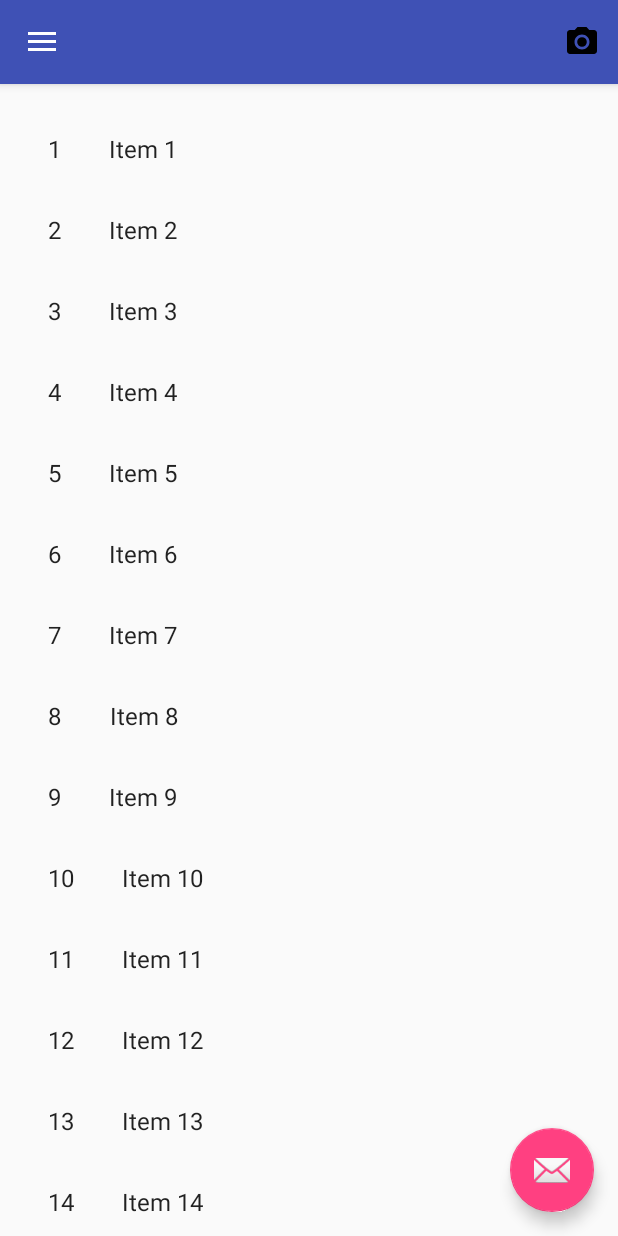
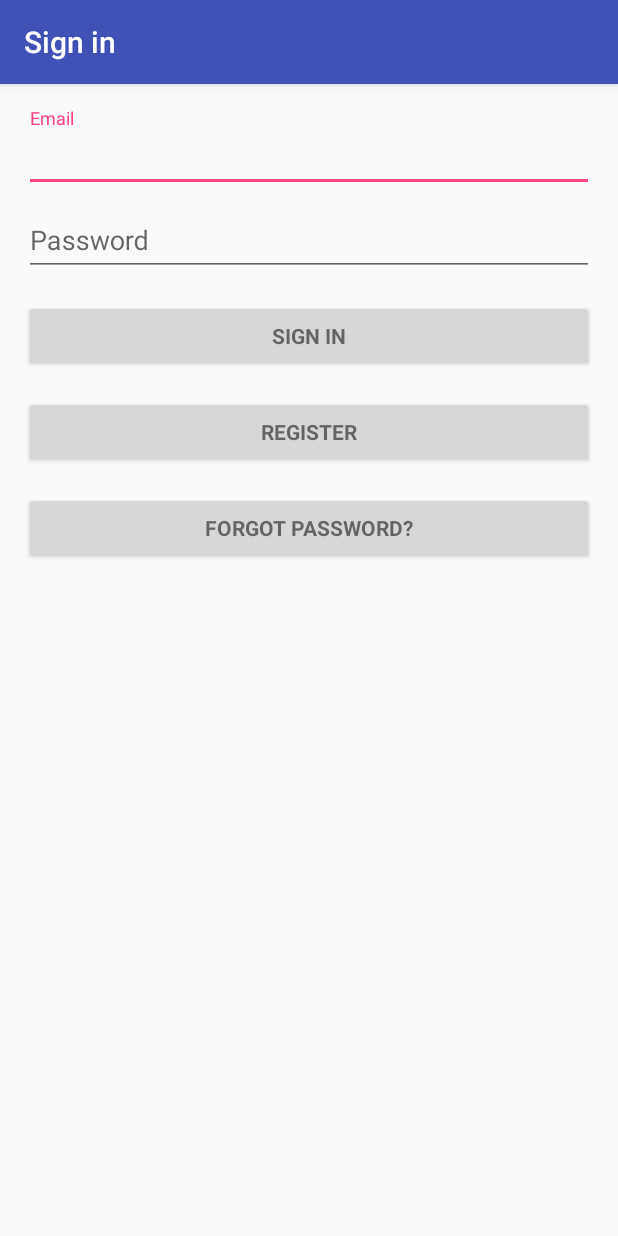
Before and after one commit to rithvikl/Project18, an Android app: the screen it shows after launch (MainActivity before the commit, LoginActivity after it), on a phone screen of 412 x 824 dp. Run offline under Robolectric (Android 15) with nearby library versions, the phone set to English and light mode, and no system bars; 2 statements that could not run were skipped.

Commit message:
In theory the use can log in but I'm still working on the php file.
The register fragment is overlaying the login and not replacing it. It will probably have to be a separate activity. Will continue to work on it but all the buttons and fields are working.

```diff
--- a/app/build.gradle
+++ b/app/build.gradle
@@ -22,10 +22,10 @@ android {
 dependencies {
     compile fileTree(include: ['*.jar'], dir: 'libs')
     testCompile 'junit:junit:4.12'
+    compile files('libs/flickrj-android-2.1.0.jar')
     compile 'com.android.support:appcompat-v7:23.3.0'
     compile 'com.android.support:design:23.3.0'
     compile 'com.android.support:support-v4:23.3.0'
     compile 'com.google.android.gms:play-services-appindexing:8.1.0'
     compile 'com.android.support:recyclerview-v7:23.3.0'
-    compile files('libs/flickrj-android-2.1.0.jar')
 }
--- a/app/src/main/java/tcss450/uw/edu/project18/Driver.java
+++ b/app/src/main/java/tcss450/uw/edu/project18/Driver.java
@@ -16,6 +16,8 @@ import java.util.Date;
 import java.util.regex.Pattern;
 
 /**
+ * This class holds miscellaneous functions for concurrency
+ * across activities and fragments.
  * Created by Mindy on 4/20/2016.
  */
 public class Driver {
--- a/app/src/main/java/tcss450/uw/edu/project18/EditProfileTask.java
+++ b/app/src/main/java/tcss450/uw/edu/project18/EditProfileTask.java
@@ -34,6 +34,10 @@ public class EditProfileTask extends AsyncTask<String, Void, String> {
      */
     private EditProfileFragment.EditProfileListener epl;
 
+    /**
+     *
+     * @param epl
+     */
     public EditProfileTask(EditProfileFragment.EditProfileListener epl) {
         super();
         this.epl = epl;
--- a/app/src/main/java/tcss450/uw/edu/project18/MainActivity.java
+++ b/app/src/main/java/tcss450/uw/edu/project18/MainActivity.java
@@ -27,7 +27,7 @@ public class MainActivity extends AppCompatActivity
 
     private SharedPreferences mShared;
 
-    //hiding the toolbar
+    //hiding the toolbar and fab
     //https://mzgreen.github.io/2015/06/23/How-to-hideshow-Toolbar-when-list-is-scrolling%28part3%29/
 
     //TODO read the user preferences and use them to access flickr
@@ -39,6 +39,7 @@ public class MainActivity extends AppCompatActivity
         Toolbar toolbar = (Toolbar) findViewById(R.id.toolbar);
         setSupportActionBar(toolbar);
 
+        //TODO do we want to have this add events?
         FloatingActionButton fab = (FloatingActionButton) findViewById(R.id.fab);
         fab.setOnClickListener(new View.OnClickListener() {
             @Override
@@ -85,13 +86,14 @@ public class MainActivity extends AppCompatActivity
         int id = item.getItemId();
 
         //noinspection SimplifiableIfStatement
-        if (id == R.id.action_settings) {
+        if (id == R.id.menu_camera) {
             return true;
         }
 
         return super.onOptionsItemSelected(item);
     }
 
+    //TODO do things in the buttons here
     @SuppressWarnings("StatementWithEmptyBody")
     @Override
     public boolean onNavigationItemSelected(MenuItem item) {
--- a/app/src/main/res/layout/activity_login.xml
+++ b/app/src/main/res/layout/activity_login.xml
@@ -1,97 +1,12 @@
-<LinearLayout xmlns:android="http://schemas.android.com/apk/res/android"
+<android.support.design.widget.CoordinatorLayout
+    xmlns:android="http://schemas.android.com/apk/res/android"
+    xmlns:app="http://schemas.android.com/apk/res-auto"
     xmlns:tools="http://schemas.android.com/tools"
     android:layout_width="match_parent"
     android:layout_height="match_parent"
-    android:gravity="center_horizontal"
-    android:orientation="vertical"
-    android:paddingBottom="@dimen/activity_vertical_margin"
-    android:paddingLeft="@dimen/activity_horizontal_margin"
-    android:paddingRight="@dimen/activity_horizontal_margin"
-    android:paddingTop="@dimen/activity_vertical_margin"
-    tools:context="tcss450.uw.edu.project18.LoginActivity"
-    >
+    android:fitsSystemWindows="true"
+    tools:context="tcss450.uw.edu.project18.LoginActivity">
 
-    <!-- Login progress -->
-    <ProgressBar
-        android:id="@+id/login_progress"
-        style="?android:attr/progressBarStyleLarge"
-        android:layout_width="wrap_content"
-        android:layout_height="wrap_content"
-        android:layout_marginBottom="8dp"
-        android:visibility="gone" />
+    <include layout="@layout/content_login" />
 
-    <ScrollView
-        android:id="@+id/login_form"
-        android:layout_width="match_parent"
-        android:layout_height="match_parent">
-
-        <LinearLayout
-            android:id="@+id/email_login_form"
-            android:layout_width="match_parent"
-            android:layout_height="wrap_content"
-            android:orientation="vertical">
-
-            <android.support.design.widget.TextInputLayout
-                android:layout_width="match_parent"
-                android:layout_height="wrap_content">
-
-                <AutoCompleteTextView
-                    android:id="@+id/email"
-                    android:layout_width="match_parent"
-                    android:layout_height="wrap_content"
-                    android:hint="@string/prompt_email"
-                    android:inputType="textEmailAddress"
-                    android:maxLines="1"
-                    android:singleLine="true" />
-
-            </android.support.design.widget.TextInputLayout>
-
-            <android.support.design.widget.TextInputLayout
-                android:layout_width="match_parent"
-                android:layout_height="wrap_content">
-
-                <EditText
-                    android:id="@+id/password"
-                    android:layout_width="match_parent"
-                    android:layout_height="wrap_content"
-                    android:hint="@string/prompt_password"
-                    android:imeActionId="@+id/login"
-                    android:imeActionLabel="@string/action_sign_in_short"
-                    android:imeOptions="actionUnspecified"
-                    android:inputType="textPassword"
-                    android:maxLines="1"
-                    android:singleLine="true" />
-
-            </android.support.design.widget.TextInputLayout>
-
-            <Button
-                android:onClick="onClick_SignIn"
-                android:id="@+id/email_sign_in_button"
-                style="?android:textAppearanceSmall"
-                android:layout_width="match_parent"
-                android:layout_height="wrap_content"
-                android:layout_marginTop="16dp"
-                android:text="@string/action_sign_in_short"
-                android:textStyle="bold" />
-            <Button
-                android:onClick="onClick_Register"
-                android:id="@+id/email_register_button"
-                style="?android:textAppearanceSmall"
-                android:layout_width="match_parent"
-                android:layout_height="wrap_content"
-                android:layout_marginTop="16dp"
-                android:text="@string/action_register"
-                android:textStyle="bold"/>
-            <Button
-                android:id="@+id/email_forgot_button"
-                style="?android:textAppearanceSmall"
-                android:textStyle="bold"
-                android:layout_marginTop="16dp"
-                android:layout_width="match_parent"
-                android:layout_height="wrap_content"
-                android:text="@string/action_forgot_password"
-                />
-
-        </LinearLayout>
-    </ScrollView>
-</LinearLayout>
+</android.support.design.widget.CoordinatorLayout>
--- /dev/null
+++ b/app/src/main/res/layout/content_login.xml
@@ -0,0 +1,105 @@
+<?xml version="1.0" encoding="utf-8"?>
+<FrameLayout xmlns:android="http://schemas.android.com/apk/res/android"
+    xmlns:app="http://schemas.android.com/apk/res-auto"
+    xmlns:tools="http://schemas.android.com/tools"
+    android:layout_width="match_parent"
+    android:layout_height="match_parent"
+    android:paddingBottom="@dimen/activity_vertical_margin"
+    android:paddingLeft="@dimen/activity_horizontal_margin"
+    android:paddingRight="@dimen/activity_horizontal_margin"
+    android:paddingTop="@dimen/activity_vertical_margin"
+    app:layout_behavior="@string/appbar_scrolling_view_behavior"
+    tools:context="tcss450.uw.edu.project18.LoginActivity"
+    tools:showIn="@layout/activity_login"
+    android:id="@+id/login_container">
+    <LinearLayout
+        android:layout_width="match_parent"
+        android:layout_height="match_parent"
+        android:gravity="center_horizontal"
+        android:orientation="vertical">
+        <!-- Login progress -->
+        <ProgressBar
+            android:id="@+id/login_progress"
+            style="?android:attr/progressBarStyleLarge"
+            android:layout_width="wrap_content"
+            android:layout_height="wrap_content"
+            android:layout_marginBottom="8dp"
+            android:visibility="gone" />
+
+        <ScrollView
+            android:id="@+id/login_form"
+            android:layout_width="match_parent"
+            android:layout_height="match_parent">
+
+            <LinearLayout
+                android:id="@+id/email_login_form"
+                android:layout_width="match_parent"
+                android:layout_height="wrap_content"
+                android:orientation="vertical">
+
+                <android.support.design.widget.TextInputLayout
+                    android:layout_width="match_parent"
+                    android:layout_height="wrap_content">
+
+                    <AutoCompleteTextView
+                        android:id="@+id/email"
+                        android:layout_width="match_parent"
+                        android:layout_height="wrap_content"
+                        android:hint="@string/prompt_email"
+                        android:inputType="textEmailAddress"
+                        android:maxLines="1"
+                        android:singleLine="true" />
+
+                </android.support.design.widget.TextInputLayout>
+
+                <android.support.design.widget.TextInputLayout
+                    android:layout_width="match_parent"
+                    android:layout_height="wrap_content">
+
+                    <EditText
+                        android:id="@+id/password"
+                        android:layout_width="match_parent"
+                        android:layout_height="wrap_content"
+                        android:hint="@string/prompt_password"
+                        android:imeActionId="@+id/login"
+                        android:imeActionLabel="@string/action_sign_in_short"
+                        android:imeOptions="actionUnspecified"
+                        android:inputType="textPassword"
+                        android:maxLines="1"
+                        android:singleLine="true" />
+
+                </android.support.design.widget.TextInputLayout>
+
+                <Button
+                    android:id="@+id/email_sign_in_button"
+                    style="?android:textAppearanceSmall"
+                    android:layout_width="match_parent"
+                    android:layout_height="wrap_content"
+                    android:layout_marginTop="16dp"
+                    android:onClick="onClick_SignIn"
+                    android:text="@string/action_sign_in_short"
+                    android:textStyle="bold" />
+
+                <Button
+                    android:id="@+id/email_register_button"
+                    style="?android:textAppearanceSmall"
+                    android:layout_width="match_parent"
+                    android:layout_height="wrap_content"
+                    android:layout_marginTop="16dp"
+                    android:onClick="onClick_Register"
+                    android:text="@string/action_register"
+                    android:textStyle="bold" />
+
+                <Button
+                    android:id="@+id/email_forgot_button"
+                    style="?android:textAppearanceSmall"
+                    android:layout_width="match_parent"
+                    android:layout_height="wrap_content"
+                    android:layout_marginTop="16dp"
+                    android:text="@string/action_forgot_password"
+                    android:textStyle="bold" />
+
+            </LinearLayout>
+        </ScrollView>
+    </LinearLayout>
+</FrameLayout>
--- a/app/src/main/res/layout/content_main.xml
+++ b/app/src/main/res/layout/content_main.xml
@@ -13,6 +13,7 @@
     tools:showIn="@layout/app_bar_main"
     android:id="@+id/main_fragment_container">
 
+    <!-- TODO this should not be in the xml but added and replaced as needed. -->
     <fragment
         android:layout_width="match_parent"
         android:layout_height="match_parent"
--- a/app/src/main/res/values/strings.xml
+++ b/app/src/main/res/values/strings.xml
@@ -1,6 +1,5 @@
 <resources>
     <string name="app_name">Project18</string>
-    <string name="title_activity_main2"></string>
     <string name="title_activity_login">Sign in</string>
 
     <!-- Strings for the shared preferences. -->
@@ -13,7 +12,7 @@
 
     <!-- Strings related to login -->
     <string name="prompt_email">Email</string>
-    <string name="prompt_password">Password (optional)</string>
+    <string name="prompt_password">Password</string>
     <string name="action_sign_in">Sign in or register</string>
     <string name="action_sign_in_short">Sign in</string>
     <string name="action_register">Register</string>
```
Also changed, not shown: app/src/main/AndroidManifest.xml (+5 -6 lines), app/src/main/java/tcss450/uw/edu/project18/LoginActivity.java (+72 -28 lines), app/src/main/java/tcss450/uw/edu/project18/LoginFragment.java (added, +56 -0 lines), app/src/main/res/layout/fragment_login.xml (added, +94 -0 lines).
